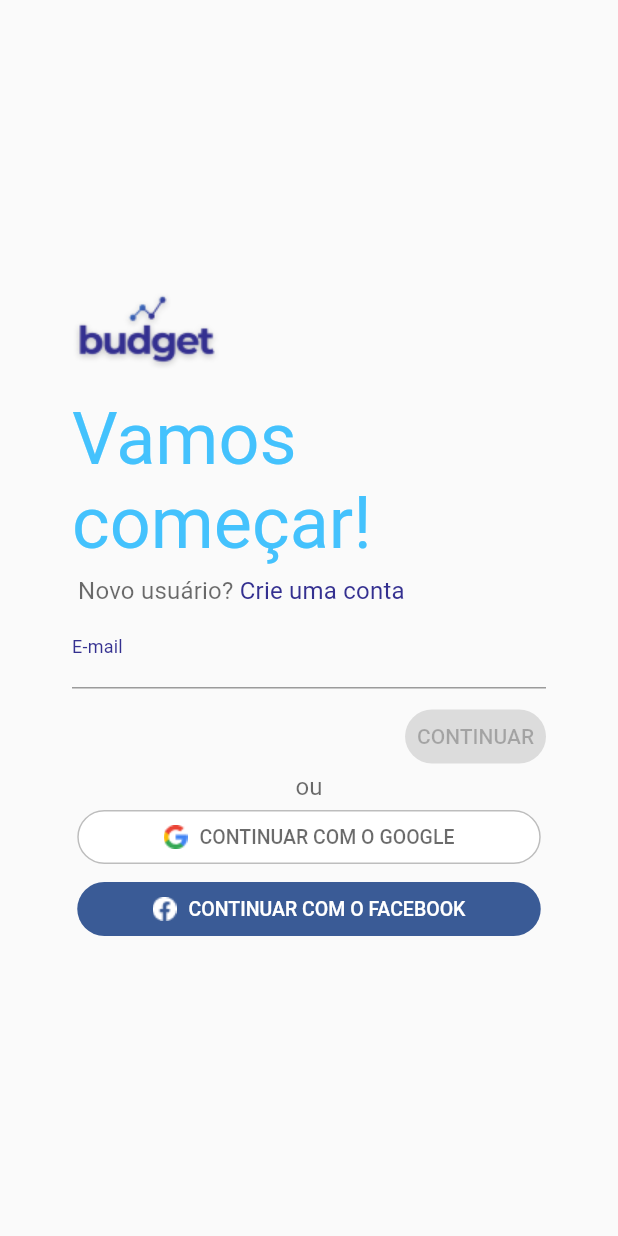
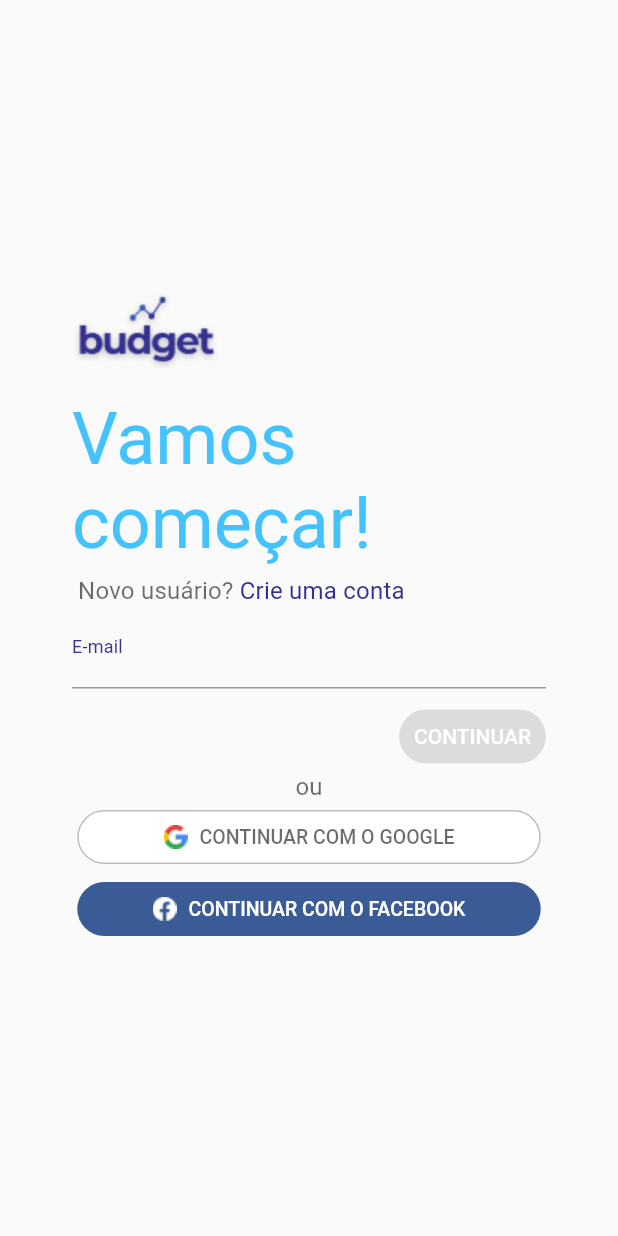
Before and after one commit to devguusta/RaroAcademy_Budget, a Flutter app: the screen it shows after launch, on a phone screen of 412 x 824 dp. Run offline on Flutter 3.47's test engine with Material 2 defaults, Android fonts, the phone set to English and light mode, and no system bars; our stand-ins replace connectivity, firebase_core; missing offline and left inert: animated_card, cpf_cnpj_validator; accounts and stored records are empty; project files that could hold a hidden picture were left out.

Commit message:
refatora botao da tela login inicial

```diff
--- a/lib/modules/login-page/initial_login_page.dart
+++ b/lib/modules/login-page/initial_login_page.dart
@@ -1,7 +1,6 @@
 import 'package:flutter/material.dart';
 import 'package:animated_card/animated_card.dart';
 import 'package:raro_academy_budget/modules/login-page/widgets/single_email_form_widget.dart';
-import 'package:raro_academy_budget/modules/signup-page/signup_page.dart';
 import 'package:raro_academy_budget/util/constants/app_images.dart';
 import 'package:raro_academy_budget/util/constants/app_text_styles.dart';
 
@@ -16,6 +15,7 @@ class InitialLoginPage extends StatefulWidget {
 class _InitialLoginPageState extends State<InitialLoginPage> {
   @override
   Widget build(BuildContext context) {
+    print("pagina reiniciada");
     return SafeArea(
       child: Scaffold(
         body: Center(
--- a/lib/modules/login-page/widgets/get_started_button_widget.dart
+++ /dev/null
@@ -1,50 +0,0 @@
-import 'package:flutter/material.dart';
-import 'package:raro_academy_budget/modules/signup-page/signup_page.dart';
-import 'package:raro_academy_budget/util/constants/app_colors.dart';
-import 'package:raro_academy_budget/util/constants/app_text_styles.dart';
-
-class GetStartedButtonWidget extends StatefulWidget {
-  const GetStartedButtonWidget({
-    Key? key,
-    required GlobalKey<FormState> formKey,
-  })  : _formKey = formKey,
-        super(key: key);
-
-  final GlobalKey<FormState> _formKey;
-
-  @override
-  _GetStartedButtonWidgetState createState() => _GetStartedButtonWidgetState();
-}
-
-class _GetStartedButtonWidgetState extends State<GetStartedButtonWidget> {
-  @override
-  Widget build(BuildContext context) {
-    return Padding(
-      padding: const EdgeInsets.only(right: 48.0, top: 8.0),
-      child: Align(
-        alignment: Alignment.centerRight,
-        child: TextButton(
-          style: TextButton.styleFrom(
-            primary: AppColors.kContinueButton,
-            backgroundColor: AppColors.kContinueButton,
-            shape: RoundedRectangleBorder(
-              borderRadius: BorderRadius.circular(20),
-            ),
-          ),
-          onPressed: () {
-            if (widget._formKey.currentState!.validate()) {
-              Navigator.pushReplacementNamed(
-                context,
-                SignUpPage.id,
-              );
-            }
-          },
-          child: const Text(
-            "CONTINUAR",
-            style: AppTextStyles.kContinueTextButton,
-          ),
-        ),
-      ),
-    );
-  }
-}
--- /dev/null
+++ b/lib/modules/login-page/widgets/next_button_widget.dart
@@ -0,0 +1,53 @@
+import 'package:flutter/material.dart';
+import 'package:raro_academy_budget/modules/signup-page/signup_page.dart';
+import 'package:raro_academy_budget/util/constants/app_colors.dart';
+import 'package:raro_academy_budget/util/constants/app_text_styles.dart';
+
+class NextButtonWidget extends StatefulWidget {
+  const NextButtonWidget({
+    Key? key,
+    required GlobalKey<FormState> formKey,
+    this.onPressed,
+  })  : _formKey = formKey,
+        super(key: key);
+
+  final GlobalKey<FormState> _formKey;
+  final VoidCallback? onPressed;
+
+  @override
+  _NextButtonWidgetState createState() => _NextButtonWidgetState();
+}
+
+class _NextButtonWidgetState extends State<NextButtonWidget> {
+  @override
+  Widget build(BuildContext context) {
+    print('botão reiniciado');
+    return Padding(
+      padding: const EdgeInsets.only(right: 48.0, top: 8.0),
+      child: Align(
+        alignment: Alignment.centerRight,
+        child: MaterialButton(
+            padding: EdgeInsets.all(0.0),
+            shape: RoundedRectangleBorder(
+                borderRadius: BorderRadius.all(Radius.circular(20))),
+            disabledColor: Color.fromRGBO(0, 0, 0, 0.12),
+            onPressed: widget.onPressed,
+            child: Ink(
+              decoration: BoxDecoration(
+                  gradient:
+                      widget.onPressed != null ? AppColors.kBlueGradient : null,
+                  borderRadius: BorderRadius.all(Radius.circular(20))),
+              child: Container(
+                child: Padding(
+                  padding: const EdgeInsets.all(10.0),
+                  child: const Text(
+                    "CONTINUAR",
+                    style: AppTextStyles.kLoginNextButton,
+                  ),
+                ),
+              ),
+            )),
+      ),
+    );
+  }
+}
--- a/lib/modules/login-page/widgets/single_email_form_widget.dart
+++ b/lib/modules/login-page/widgets/single_email_form_widget.dart
@@ -1,14 +1,13 @@
 import 'package:flutter/material.dart';
-import 'package:raro_academy_budget/modules/login-page/password-page/password_page.dart';
+import 'package:raro_academy_budget/modules/login-page/initial_login_page.dart';
 import 'package:raro_academy_budget/modules/login-page/widgets/facebook_button_widget.dart';
 import 'package:raro_academy_budget/modules/login-page/widgets/google_button_widget.dart';
 import 'package:raro_academy_budget/modules/signup-page/signup_page.dart';
 import 'package:raro_academy_budget/shared/widgets/input_form_widget.dart';
-import 'package:raro_academy_budget/util/constants/app_colors.dart';
 import 'package:raro_academy_budget/util/constants/app_text_styles.dart';
 import 'package:raro_academy_budget/util/validators/text_validator.dart';
 
-import 'get_started_button_widget.dart';
+import 'next_button_widget.dart';
 
 class SingleEmailFormWidget extends StatefulWidget {
   const SingleEmailFormWidget({Key? key}) : super(key: key);
@@ -18,17 +17,29 @@ class SingleEmailFormWidget extends StatefulWidget {
 }
 
 class _SingleEmailFormWidgetState extends State<SingleEmailFormWidget> {
-  TextEditingController emailController = TextEditingController();
+  TextEditingController _inputController = TextEditingController();
   final GlobalKey<FormState> _formKey = GlobalKey<FormState>();
+
+  bool _enabled = false;
 
   @override
   void dispose() {
-    emailController.dispose();
+    _inputController.dispose();
     super.dispose();
   }
 
   @override
   Widget build(BuildContext context) {
+    print('inputform reiniciado');
+    var _onPressed;
+    if (_enabled) {
+      _onPressed = () {
+        _formKey.currentState!.validate();
+        Navigator.pushNamed(context, SignUpPage.id);
+        print('tap');
+      };
+    }
+
     return Form(
       key: _formKey,
       child: Column(
@@ -36,12 +47,26 @@ class _SingleEmailFormWidgetState extends State<SingleEmailFormWidget> {
           InputForm(
             hintText: "Insira seu e-mail",
             labelText: "E-mail",
-            controller: emailController,
-            onChanged: (value) {},
+            controller: _inputController,
+            onChanged: (value) {
+              if (value.isNotEmpty) {
+                setState(() {
+                  print(value);
+                  _enabled = true;
+                });
+              } else
+                setState(() {
+                  print(value);
+                  _enabled = false;
+                });
+            },
             validator: (String? value) => Validators.validateEmail(value),
             keyboardType: TextInputType.emailAddress,
           ),
-          GetStartedButtonWidget(formKey: _formKey),
+          NextButtonWidget(
+            formKey: _formKey,
+            onPressed: _onPressed,
+          ),
           const Text(
             "ou",
             style: AppTextStyles.kSecondaryTextLoginPage,
--- a/lib/util/constants/app_text_styles.dart
+++ b/lib/util/constants/app_text_styles.dart
@@ -72,6 +72,13 @@ class AppTextStyles {
 
   static const TextStyle kContinueTextButton = TextStyle(
     color: AppColors.kContinueTextButton,
+    fontSize: 14,
+    fontWeight: FontWeight.w500,
+    fontFamily: "Roboto",
+  );
+
+  static const TextStyle kLoginNextButton = TextStyle(
+    color: AppColors.kWhite,
     fontSize: 14,
     fontWeight: FontWeight.w500,
     fontFamily: "Roboto",
@@ -234,13 +241,12 @@ class AppTextStyles {
     letterSpacing: 0.4,
   );
   static const TextStyle kOnBoardingText = TextStyle(
-    color: AppColors.kCyan,
-    fontFamily: 'Roboto',
-    fontStyle: FontStyle.normal,
-    fontWeight: FontWeight.w700,
-    fontSize: 34,
-    letterSpacing: 0.25
-  );
+      color: AppColors.kCyan,
+      fontFamily: 'Roboto',
+      fontStyle: FontStyle.normal,
+      fontWeight: FontWeight.w700,
+      fontSize: 34,
+      letterSpacing: 0.25);
   static const TextStyle kTextTrasanctionHeader = TextStyle(
     color: AppColors.kWhite,
     fontSize: 26,
```
